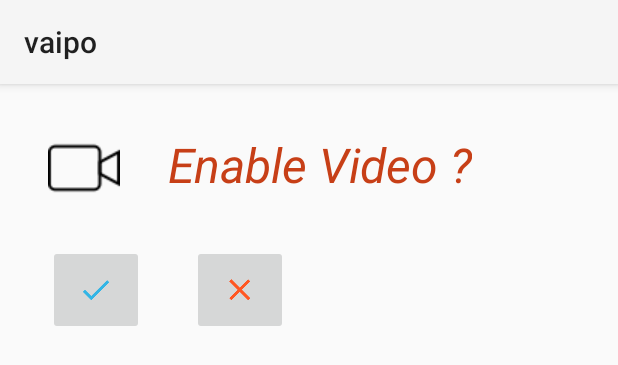
After one commit to psiddh/vaipo, an Android app: the layout userconfirmation_view.xml on its own in the app's theme, with its tools: preview values and no code run, on a phone screen of 412 x 824 dp. The commit adds this screen. Shown: the top 365 px of the screen. Run offline under Robolectric (Android 15) with nearby library versions, the phone set to English and light mode, and no system bars.

Commit message:
Notification support
Factored out user_confirmation view

```diff
--- a/app/src/main/AndroidManifest.xml
+++ b/app/src/main/AndroidManifest.xml
@@ -49,6 +49,7 @@
             </intent-filter>
 
         </receiver>
+        <receiver android:name=".BubbleVideoView$notificationButtonListener" />
         <service android:enabled="true" android:name=".BubbleVideoView"/>
 
     </application>
--- /dev/null
+++ b/app/src/main/res/layout/userconfirmation_view.xml
@@ -0,0 +1,55 @@
+<RelativeLayout xmlns:android="http://schemas.android.com/apk/res/android"
+                xmlns:tools="http://schemas.android.com/tools"
+                android:paddingLeft="@dimen/activity_horizontal_margin"
+                android:paddingRight="@dimen/activity_horizontal_margin"
+                android:paddingTop="@dimen/activity_vertical_margin"
+                android:paddingBottom="@dimen/activity_vertical_margin" tools:context=".BubbleVideoService"
+                android:layout_gravity="center_vertical"
+                android:layout_width="match_parent"
+                android:layout_height="match_parent"
+                android:id="@+id/viewImg"
+                android:visibility="visible">
+        <ImageView
+            android:id ="@+id/imgView"
+            android:layout_width="wrap_content"
+            android:layout_height="wrap_content"
+            android:src="@drawable/video48"
+            android:layout_margin="16dp"
+
+            android:layout_gravity="bottom|center_horizontal"
+            />
+        <TextView
+            android:id ="@+id/textView"
+            android:layout_width="wrap_content"
+            android:layout_height="wrap_content"
+            android:layout_gravity="center_horizontal"
+            android:layout_toRightOf="@id/imgView"
+            android:text="Enable Video ?"
+            android:textStyle="italic"
+            android:textColor="#C73F17"
+            android:textSize="32sp"
+            android:layout_margin="16dp"
+
+            />
+
+        <ImageButton
+            android:id ="@+id/imgYes"
+            android:layout_width="wrap_content"
+            android:layout_height="wrap_content"
+            android:layout_gravity="bottom"
+            android:layout_margin="16dp"
+            android:clickable="true"
+            android:layout_below="@id/textView"
+            android:src="@drawable/ic_yes" />
+
+        <ImageButton
+            android:id ="@+id/imgNo"
+            android:layout_width="wrap_content"
+            android:layout_height="wrap_content"
+            android:layout_gravity="bottom"
+            android:layout_margin="16dp"
+            android:clickable="true"
+            android:layout_toRightOf="@id/imgYes"
+            android:layout_below="@id/textView"
+            android:src="@drawable/ic_no" />
+    </RelativeLayout>
```
Also changed, not shown: app/src/main/java/app/com/vaipo/BubbleVideoView.java (+131 -40 lines), app/src/main/res/layout/vaipo_view.xml (+2 -54 lines).
